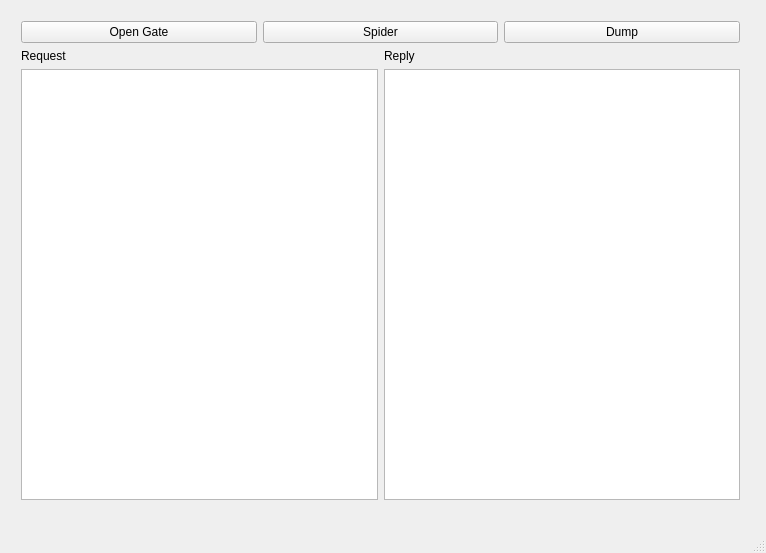
Qt form form/mainwindow.ui (AndreLaranjeira/ProxyGate) before a commit.
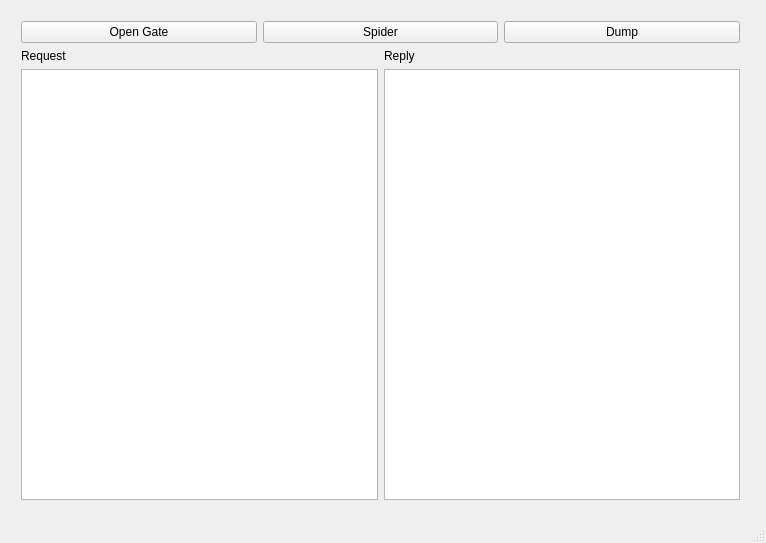
The same form after that commit.

```diff
--- a/form/mainwindow.ui
+++ b/form/mainwindow.ui
@@ -7,7 +7,7 @@
     <x>0</x>
     <y>0</y>
     <width>766</width>
-    <height>553</height>
+    <height>543</height>
    </rect>
   </property>
   <property name="windowTitle">
```
